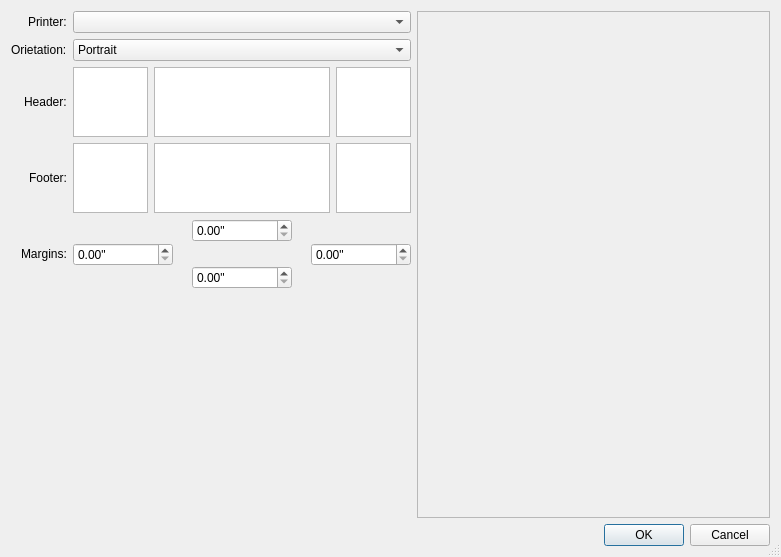
Old version of the form PageSetupDialog.ui in the repository ldraconus/TextSmith2.
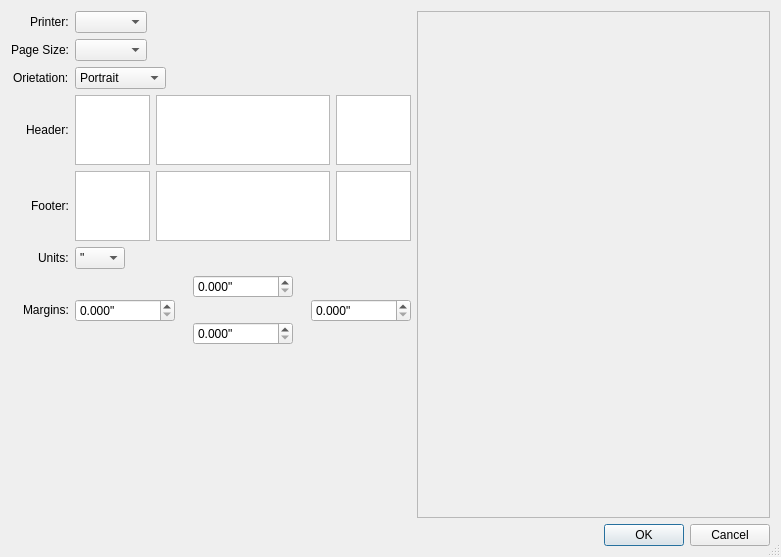
New version of the form. Icons and pictures are not drawn.

Commit message:
Bug fixed printing preview, page setup and export.
These things all go through the same print engine. Now they all play
nicely in the sandbox. Documentation PDF also set.

What changed in the file:
```diff
--- a/PageSetupDialog.ui
+++ b/PageSetupDialog.ui
@@ -166,24 +166,24 @@
             <item row="0" column="1">
              <widget class="QComboBox" name="printerComboBox">
               <property name="sizePolicy">
-               <sizepolicy hsizetype="Expanding" vsizetype="Fixed">
+               <sizepolicy hsizetype="Preferred" vsizetype="Fixed">
                 <horstretch>0</horstretch>
                 <verstretch>0</verstretch>
                </sizepolicy>
               </property>
              </widget>
             </item>
-            <item row="1" column="0">
+            <item row="2" column="0">
              <widget class="QLabel" name="label_9">
               <property name="text">
                <string>Orietation:</string>
               </property>
              </widget>
             </item>
-            <item row="1" column="1">
+            <item row="2" column="1">
              <widget class="QComboBox" name="orientationComboBox">
               <property name="sizePolicy">
-               <sizepolicy hsizetype="Expanding" vsizetype="Fixed">
+               <sizepolicy hsizetype="Preferred" vsizetype="Fixed">
                 <horstretch>0</horstretch>
                 <verstretch>0</verstretch>
                </sizepolicy>
@@ -200,7 +200,7 @@
               </item>
              </widget>
             </item>
-            <item row="2" column="0">
+            <item row="3" column="0">
              <widget class="QLabel" name="label">
               <property name="sizePolicy">
                <sizepolicy hsizetype="Preferred" vsizetype="Minimum">
@@ -219,7 +219,7 @@
               </property>
              </widget>
             </item>
-            <item row="2" column="1">
+            <item row="3" column="1">
              <widget class="QFrame" name="headerFrame">
               <property name="sizePolicy">
                <sizepolicy hsizetype="Expanding" vsizetype="Expanding">
@@ -336,7 +336,7 @@
               </layout>
              </widget>
             </item>
-            <item row="3" column="0">
+            <item row="4" column="0">
              <widget class="QLabel" name="label_2">
               <property name="minimumSize">
                <size>
@@ -349,7 +349,7 @@
               </property>
              </widget>
             </item>
-            <item row="3" column="1">
+            <item row="4" column="1">
              <widget class="QFrame" name="footerFrame">
               <property name="sizePolicy">
                <sizepolicy hsizetype="Expanding" vsizetype="Expanding">
@@ -463,7 +463,7 @@
               </layout>
              </widget>
             </item>
-            <item row="4" column="0">
+            <item row="6" column="0">
              <widget class="QLabel" name="label_7">
               <property name="minimumSize">
                <size>
@@ -476,7 +476,7 @@
               </property>
              </widget>
             </item>
-            <item row="4" column="1">
+            <item row="6" column="1">
              <widget class="QFrame" name="marginFrame">
               <property name="frameShape">
                <enum>QFrame::Shape::NoFrame</enum>
@@ -560,6 +560,9 @@
                     <property name="suffix">
                      <string>&quot;</string>
                     </property>
+                    <property name="decimals">
+                     <number>3</number>
+                    </property>
                    </widget>
                   </item>
                   <item>
@@ -619,6 +622,9 @@
                     <property name="suffix">
                      <string>&quot;</string>
                     </property>
+                    <property name="decimals">
+                     <number>3</number>
+                    </property>
                    </widget>
                   </item>
                   <item>
@@ -663,6 +669,9 @@
                     <property name="suffix">
                      <string>&quot;</string>
                     </property>
+                    <property name="decimals">
+                     <number>3</number>
+                    </property>
                    </widget>
                   </item>
                  </layout>
@@ -722,6 +731,9 @@
                     <property name="suffix">
                      <string>&quot;</string>
                     </property>
+                    <property name="decimals">
+                     <number>3</number>
+                    </property>
                    </widget>
                   </item>
                   <item>
@@ -756,6 +768,52 @@
               </layout>
              </widget>
             </item>
+            <item row="5" column="0">
+             <widget class="QLabel" name="label_3">
+              <property name="text">
+               <string>Units:</string>
+              </property>
+             </widget>
+            </item>
+            <item row="5" column="1">
+             <widget class="QComboBox" name="unitsComboBox">
+              <item>
+               <property name="text">
+                <string>&quot;</string>
+               </property>
+              </item>
+              <item>
+               <property name="text">
+                <string>pt</string>
+               </property>
+              </item>
+              <item>
+               <property name="text">
+                <string>mm</string>
+               </property>
+              </item>
+              <item>
+               <property name="text">
+                <string>cm</string>
+               </property>
+              </item>
+              <item>
+               <property name="text">
+                <string>px</string>
+               </property>
+              </item>
+             </widget>
+            </item>
+            <item row="1" column="0">
+             <widget class="QLabel" name="label_4">
+              <property name="text">
+               <string>Page Size:</string>
+              </property>
+             </widget>
+            </item>
+            <item row="1" column="1">
+             <widget class="QComboBox" name="pageSizeComboBox"/>
+            </item>
            </layout>
           </widget>
          </item>
```
The commit also changes 11 other files.
